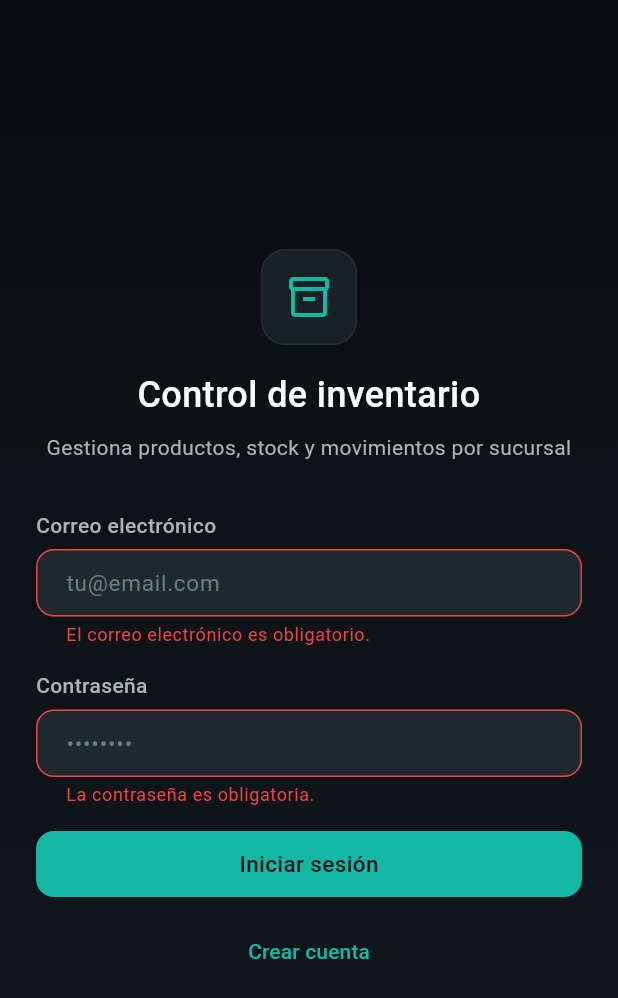
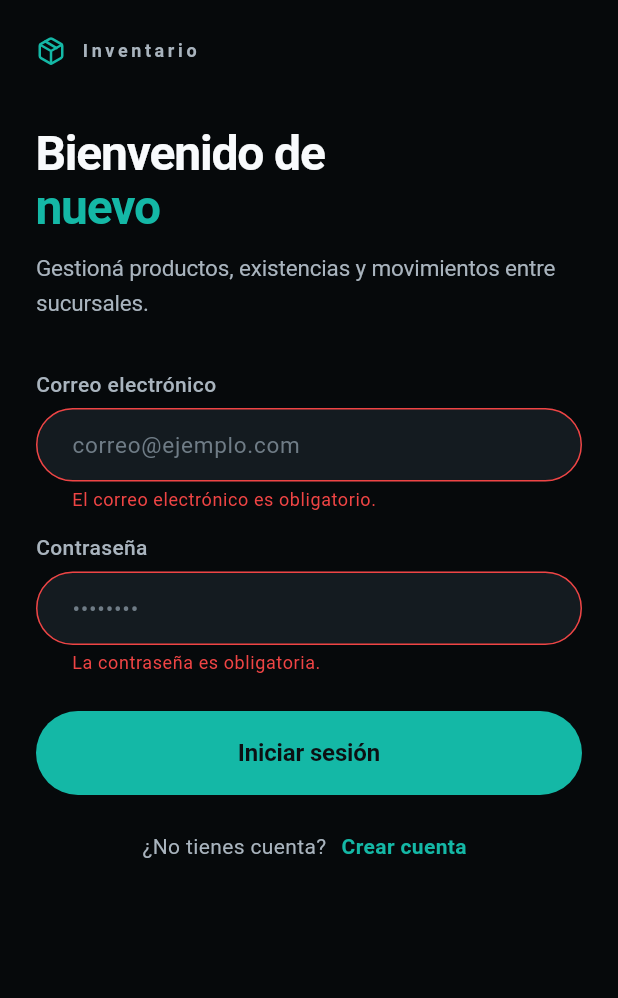
Before and after one commit to DevTeam-DAKFC/inventory-mobile-project, a Flutter app: the screen it shows after launch, after a tap on "Iniciar sesión", on a phone screen of 412 x 824 dp. Shown: the top 998 px of the screen. Run offline on Flutter 3.47's test engine with Material 3 defaults, Android fonts, the phone set to English and light mode, and no system bars; our stand-ins replace dio, equatable, flutter_riverpod, flutter_secure_storage, go_router; accounts and stored records are empty.

Commit message:
feat(auth): implement login screen flow

```diff
--- a/app/lib/ui/auth/login_screen.dart
+++ b/app/lib/ui/auth/login_screen.dart
@@ -2,14 +2,12 @@ import 'package:flutter/material.dart';
 import 'package:flutter_riverpod/flutter_riverpod.dart';
 import 'package:go_router/go_router.dart';
 
-import '../../core/errors/app_error_code.dart';
-import '../../core/errors/app_exception.dart';
 import '../../core/validation/auth_validators.dart';
-import '../../data/providers/auth_providers.dart';
-import '../../navigation/app_session.dart';
 import '../../navigation/routes.dart';
+import 'login_controller.dart';
 import 'widgets/auth_error_banner.dart';
 import 'widgets/auth_form_field.dart';
+import 'widgets/auth_package_mark.dart';
 import 'widgets/auth_primary_button.dart';
 
 class LoginScreen extends ConsumerStatefulWidget {
@@ -24,9 +22,6 @@ class _LoginScreenState extends ConsumerState<LoginScreen> {
   final _emailController = TextEditingController();
   final _passwordController = TextEditingController();
 
-  bool _isLoading = false;
-  String? _errorMessage;
-
   @override
   void dispose() {
     _emailController.dispose();
@@ -34,121 +29,61 @@ class _LoginScreenState extends ConsumerState<LoginScreen> {
     super.dispose();
   }
 
-  Future<void> _submit() async {
-    if (_isLoading) {
-      return;
-    }
+  Future<void> _onSubmit() async {
     final form = _formKey.currentState;
     if (form == null || !form.validate()) {
       return;
     }
-
-    setState(() {
-      _isLoading = true;
-      _errorMessage = null;
-    });
-
-    final email = _emailController.text.trim();
-    final password = _passwordController.text;
-
-    final result = await ref
-        .read(authRepositoryProvider)
-        .login(email: email, password: password);
-
-    if (!mounted) {
-      return;
-    }
-
-    setState(() {
-      _isLoading = false;
-      _errorMessage = result.isSuccess
-          ? null
-          : _messageFor(result.exceptionOrNull);
-    });
-
-    final user = result.dataOrNull;
-    if (user != null) {
-      // Router redirect listens to AppSession and will navigate to /home.
-      ref.read(appSessionProvider).setAuthenticatedUser(user);
-    }
-  }
-
-  String _messageFor(AppException? exception) {
-    switch (exception?.code) {
-      case AppErrorCode.unauthorized:
-        return 'Correo o contraseña incorrectos.';
-      case AppErrorCode.validationError:
-        return 'Revisa los campos ingresados.';
-      case AppErrorCode.networkError:
-        return 'Sin conexión. Inténtalo de nuevo.';
-      case AppErrorCode.timeout:
-        return 'La solicitud tardó demasiado. Inténtalo de nuevo.';
-      case AppErrorCode.serviceUnavailable:
-        return 'El servidor no está disponible.';
-      default:
-        return 'No pudimos iniciar sesión. Inténtalo de nuevo.';
-    }
+    await ref.read(loginControllerProvider.notifier).submit(
+          email: _emailController.text,
+          password: _passwordController.text,
+        );
   }
 
   @override
   Widget build(BuildContext context) {
+    final state = ref.watch(loginControllerProvider);
+    final isLoading = state.isLoading;
+    final errorMessage = state.errorMessage;
+
     return Scaffold(
-      body: DecoratedBox(
-        decoration: const BoxDecoration(
-          gradient: LinearGradient(
-            begin: Alignment.topCenter,
-            end: Alignment.bottomCenter,
-            colors: [Color(0xFF0A0D0F), Color(0xFF111A20)],
-          ),
-        ),
-        child: SafeArea(
+      backgroundColor: const Color(0xFF06090B),
+      body: SafeArea(
+        child: SingleChildScrollView(
+          padding: const EdgeInsets.fromLTRB(24, 24, 24, 24),
           child: Center(
-            child: SingleChildScrollView(
-              padding: const EdgeInsets.symmetric(
-                horizontal: 24,
-                vertical: 24,
-              ),
             child: ConstrainedBox(
-                constraints: const BoxConstraints(maxWidth: 384),
+              constraints: const BoxConstraints(maxWidth: 420),
               child: Form(
                 key: _formKey,
                 child: Column(
                   crossAxisAlignment: CrossAxisAlignment.stretch,
                   children: [
-                      const _LogoTile(),
-                      const SizedBox(height: 16),
+                    const _BrandRow(),
+                    const SizedBox(height: 40),
+                    const _Headline(),
+                    const SizedBox(height: 12),
                     const Text(
-                        'Control de inventario',
-                        textAlign: TextAlign.center,
-                        style: TextStyle(
-                          color: Color(0xFFF8FAFC),
-                          fontSize: 24,
-                          fontWeight: FontWeight.w500,
-                          height: 1.4,
-                        ),
-                      ),
-                      const SizedBox(height: 8),
-                      const Text(
-                        'Gestiona productos, stock y movimientos por sucursal',
-                        textAlign: TextAlign.center,
+                      'Gestioná productos, existencias y movimientos entre sucursales.',
                       style: TextStyle(
                         color: Color(0xFFA9B4BE),
-                          fontSize: 14,
-                          height: 1.4,
+                        fontSize: 15,
+                        height: 1.5,
+                        letterSpacing: -0.1,
                       ),
                     ),
                     const SizedBox(height: 32),
                     AuthFormField(
                       label: 'Correo electrónico',
-                        hintText: 'tu@email.com',
+                      hintText: 'correo@ejemplo.com',
                       controller: _emailController,
                       validator: AuthValidators.validateEmail,
                       keyboardType: TextInputType.emailAddress,
                       textInputAction: TextInputAction.next,
-                        enabled: !_isLoading,
+                      enabled: !isLoading,
                       autofillHints: const [AutofillHints.email],
                     ),
-                      const SizedBox(height: 16),
+                    const SizedBox(height: 14),
                     AuthFormField(
                       label: 'Contraseña',
                       hintText: '••••••••',
@@ -156,30 +91,26 @@ class _LoginScreenState extends ConsumerState<LoginScreen> {
                       validator: AuthValidators.validatePassword,
                       obscureText: true,
                       textInputAction: TextInputAction.done,
-                        enabled: !_isLoading,
-                        onFieldSubmitted: (_) => _submit(),
+                      enabled: !isLoading,
+                      onFieldSubmitted: (_) => _onSubmit(),
                       autofillHints: const [AutofillHints.password],
                     ),
+                    if (errorMessage != null) ...[
                       const SizedBox(height: 16),
-                      AuthErrorBanner(message: _errorMessage),
-                      if (_errorMessage != null) const SizedBox(height: 16),
+                      AuthErrorBanner(message: errorMessage),
+                    ],
+                    const SizedBox(height: 24),
                     AuthPrimaryButton(
                       label: 'Iniciar sesión',
-                        isLoading: _isLoading,
-                        onPressed: _isLoading ? null : _submit,
+                      isLoading: isLoading,
+                      onPressed: isLoading ? null : _onSubmit,
                     ),
-                      const SizedBox(height: 12),
-                      TextButton(
-                        onPressed: _isLoading
-                            ? null
-                            : () => context.go(AppRoutes.register),
-                        style: TextButton.styleFrom(
-                          foregroundColor: const Color(0xFF14B8A6),
-                        ),
-                        child: const Text('Crear cuenta'),
+                    const SizedBox(height: 20),
+                    _RegisterPrompt(
+                      enabled: !isLoading,
+                      onTap: () => context.go(AppRoutes.register),
                     ),
                   ],
-                  ),
                 ),
               ),
             ),
@@ -190,26 +121,100 @@ class _LoginScreenState extends ConsumerState<LoginScreen> {
   }
 }
 
-class _LogoTile extends StatelessWidget {
-  const _LogoTile();
+class _BrandRow extends StatelessWidget {
+  const _BrandRow();
 
   @override
   Widget build(BuildContext context) {
-    return Center(
-      child: Container(
-        width: 64,
-        height: 64,
-        decoration: BoxDecoration(
-          color: const Color(0xFF182126),
-          border: Border.all(color: const Color(0x0FFFFFFF)),
-          borderRadius: BorderRadius.circular(16),
-        ),
-        child: const Icon(
-          Icons.inventory_2_outlined,
-          size: 32,
-          color: Color(0xFF14B8A6),
+    return Row(
+      children: const [
+        AuthPackageMark(size: 20),
+        SizedBox(width: 10),
+        Text(
+          'Inventario',
+          style: TextStyle(
+            color: Color(0xFFA9B4BE),
+            fontSize: 12,
+            fontWeight: FontWeight.w700,
+            letterSpacing: 2.4,
+            height: 1.2,
           ),
         ),
+      ],
     );
   }
 }
+
+class _Headline extends StatelessWidget {
+  const _Headline();
+
+  @override
+  Widget build(BuildContext context) {
+    return Column(
+      crossAxisAlignment: CrossAxisAlignment.start,
+      children: const [
+        Text(
+          'Bienvenido de',
+          style: TextStyle(
+            color: Color(0xFFF8FAFC),
+            fontSize: 32,
+            fontWeight: FontWeight.w700,
+            height: 1.12,
+            letterSpacing: -0.8,
+          ),
+        ),
+        Text(
+          'nuevo',
+          style: TextStyle(
+            color: Color(0xFF14B8A6),
+            fontSize: 32,
+            fontWeight: FontWeight.w700,
+            height: 1.12,
+            letterSpacing: -0.8,
+          ),
+        ),
+      ],
+    );
+  }
+}
+
+class _RegisterPrompt extends StatelessWidget {
+  const _RegisterPrompt({required this.enabled, required this.onTap});
+
+  final bool enabled;
+  final VoidCallback onTap;
+
+  @override
+  Widget build(BuildContext context) {
+    return Wrap(
+      alignment: WrapAlignment.center,
+      crossAxisAlignment: WrapCrossAlignment.center,
+      spacing: 4,
+      children: [
+        const Padding(
+          padding: EdgeInsets.symmetric(vertical: 4),
+          child: Text(
+            '¿No tienes cuenta?',
+            style: TextStyle(color: Color(0xFFA9B4BE), fontSize: 14, height: 1.4),
+          ),
+        ),
+        InkWell(
+          onTap: enabled ? onTap : null,
+          borderRadius: const BorderRadius.all(Radius.circular(8)),
+          child: Padding(
+            padding: const EdgeInsets.symmetric(horizontal: 6, vertical: 4),
+            child: Text(
+              'Crear cuenta',
+              style: TextStyle(
+                color: enabled ? const Color(0xFF14B8A6) : const Color(0xFF6F7C86),
+                fontSize: 14,
+                fontWeight: FontWeight.w600,
+                height: 1.4,
+              ),
+            ),
+          ),
+        ),
+      ],
+    );
+  }
+}
--- a/app/lib/ui/auth/widgets/auth_form_field.dart
+++ b/app/lib/ui/auth/widgets/auth_form_field.dart
@@ -26,13 +26,13 @@ class AuthFormField extends StatelessWidget {
   final ValueChanged<String>? onFieldSubmitted;
   final Iterable<String>? autofillHints;
 
-  static const Color _fill = Color(0xFF1F2A30);
-  static const Color _border = Color(0x0FFFFFFF); // rgba(255,255,255,0.06)
+  static const Color _fill = Color(0xFF141B20);
+  static const Color _border = Color(0x12FFFFFF);
   static const Color _textPrimary = Color(0xFFF8FAFC);
   static const Color _textSecondary = Color(0xFFA9B4BE);
   static const Color _textMuted = Color(0xFF6F7C86);
   static const Color _danger = Color(0xFFEF4444);
-  static const double _radius = 12;
+  static const double _radius = 28;
 
   @override
   Widget build(BuildContext context) {
@@ -68,7 +68,7 @@ class AuthFormField extends StatelessWidget {
             fillColor: _fill,
             hintText: hintText,
             hintStyle: const TextStyle(color: _textMuted, fontSize: 15),
-            contentPadding: const EdgeInsets.symmetric(horizontal: 16, vertical: 12),
+            contentPadding: const EdgeInsets.symmetric(horizontal: 20, vertical: 14),
             border: _outline(_border),
             enabledBorder: _outline(_border),
             focusedBorder: _outline(const Color(0xFF14B8A6), width: 1.4),
--- /dev/null
+++ b/app/lib/ui/auth/widgets/auth_package_mark.dart
@@ -0,0 +1,73 @@
+import 'package:flutter/material.dart';
+
+class AuthPackageMark extends StatelessWidget {
+  const AuthPackageMark({
+    super.key,
+    this.size = 32,
+    this.color = const Color(0xFF14B8A6),
+    this.strokeWidth = 2,
+  });
+
+  final double size;
+  final Color color;
+  final double strokeWidth;
+
+  @override
+  Widget build(BuildContext context) {
+    return CustomPaint(
+      size: Size.square(size),
+      painter: _LucidePackagePainter(color: color, strokeWidth: strokeWidth),
+    );
+  }
+}
+
+class _LucidePackagePainter extends CustomPainter {
+  const _LucidePackagePainter({required this.color, required this.strokeWidth});
+
+  final Color color;
+  final double strokeWidth;
+
+  @override
+  void paint(Canvas canvas, Size size) {
+    final scale = size.width / 24;
+    canvas.scale(scale, scale);
+
+    final paint = Paint()
+      ..color = color
+      ..style = PaintingStyle.stroke
+      ..strokeWidth = strokeWidth
+      ..strokeCap = StrokeCap.round
+      ..strokeJoin = StrokeJoin.round;
+
+    final box = Path()
+      ..moveTo(11, 21.7)
+      ..quadraticBezierTo(12, 22.3, 13, 21.7)
+      ..lineTo(20, 17.7)
+      ..quadraticBezierTo(21, 17.1, 21, 16)
+      ..lineTo(21, 8)
+      ..quadraticBezierTo(21, 6.9, 20, 6.3)
+      ..lineTo(13, 2.3)
+      ..quadraticBezierTo(12, 1.7, 11, 2.3)
+      ..lineTo(4, 6.3)
+      ..quadraticBezierTo(3, 6.9, 3, 8)
+      ..lineTo(3, 16)
+      ..quadraticBezierTo(3, 17.1, 4, 17.7)
+      ..close();
+    canvas.drawPath(box, paint);
+
+    final lines = Path()
+      ..moveTo(12, 22)
+      ..lineTo(12, 12)
+      ..moveTo(3.3, 7)
+      ..lineTo(12, 12)
+      ..lineTo(20.7, 7)
+      ..moveTo(7.5, 4.3)
+      ..lineTo(16.5, 9.7);
+    canvas.drawPath(lines, paint);
+  }
+
+  @override
+  bool shouldRepaint(_LucidePackagePainter oldDelegate) {
+    return oldDelegate.color != color || oldDelegate.strokeWidth != strokeWidth;
+  }
+}
--- a/app/lib/ui/auth/widgets/auth_primary_button.dart
+++ b/app/lib/ui/auth/widgets/auth_primary_button.dart
@@ -25,12 +25,12 @@ class AuthPrimaryButton extends StatelessWidget {
 
     return SizedBox(
       width: double.infinity,
-      height: 44,
+      height: 56,
       child: Material(
         color: background,
-        borderRadius: const BorderRadius.all(Radius.circular(12)),
+        borderRadius: const BorderRadius.all(Radius.circular(28)),
         child: InkWell(
-          borderRadius: const BorderRadius.all(Radius.circular(12)),
+          borderRadius: const BorderRadius.all(Radius.circular(28)),
           onTap: disabled ? null : onPressed,
           child: Center(
             child: Row(
@@ -39,22 +39,23 @@ class AuthPrimaryButton extends StatelessWidget {
               children: [
                 if (isLoading) ...[
                   SizedBox(
-                    width: 16,
-                    height: 16,
+                    width: 18,
+                    height: 18,
                     child: CircularProgressIndicator(
                       strokeWidth: 2,
                       valueColor: AlwaysStoppedAnimation<Color>(foreground),
                     ),
                   ),
-                  const SizedBox(width: 10),
+                  const SizedBox(width: 12),
                 ],
                 Text(
                   label,
                   style: TextStyle(
                     color: foreground,
-                    fontSize: 15,
-                    fontWeight: FontWeight.w500,
-                    height: 1.4,
+                    fontSize: 16,
+                    fontWeight: FontWeight.w600,
+                    height: 1.2,
+                    letterSpacing: -0.1,
                   ),
                 ),
               ],
```
Also changed, not shown: app/lib/ui/auth/login_controller.dart (added, +82 -0 lines), 4 other files. Lines whose indentation alone changed are shown as unchanged.
